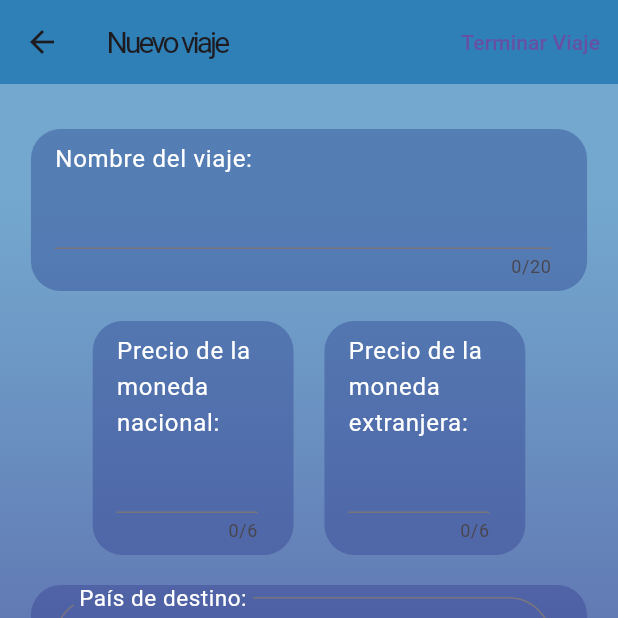
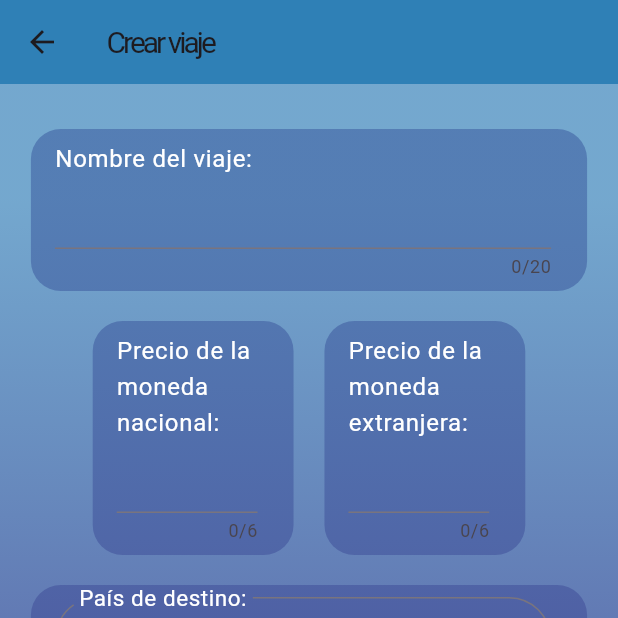
Before and after one commit to ElectroZombie/tripControl_app, a Flutter app: the screen it shows after launch, after a tap on "Control de viaje actual", on a phone screen of 412 x 824 dp, the top half of it. Run offline on Flutter 3.47's test engine with Material 3 defaults, Android fonts, the phone set to English and light mode, and no system bars; our stand-ins replace shared_preferences, sqflite, sqflite_common_ffi; accounts and stored records are empty.

Commit message:
Separados los Trip_Control y arreglado el problema de los calendarios en current_trip_widget

```diff
--- a/lib/frames/trip_control.dart
+++ b/lib/frames/current_trip_control.dart
@@ -6,19 +6,19 @@ import 'package:trip_control_app/utils/tuple.dart';
 import 'package:trip_control_app/widgets/trip_widgets/current_trip_widget.dart';
 import 'package:trip_control_app/widgets/trip_widgets/new_trip_widget.dart';
 
-class TripControl extends StatefulWidget {
-  const TripControl({Key? key}) : super(key: key);
+class CurrentTripControl extends StatefulWidget {
+  const CurrentTripControl({Key? key}) : super(key: key);
 
   @override
-  TripControlState createState() => TripControlState();
+  CurrentTripControlState createState() => CurrentTripControlState();
 }
 
-class TripControlState extends State<TripControl> {
+class CurrentTripControlState extends State<CurrentTripControl> {
   Tuple<int, TripModel> tupla = Tuple(T: 0, K: TripModel.nullTrip());
   String paisSeleccionado = "";
   DateTime? selectedDate;
   List<String> paises = [];
-  String textoViaje = "Nuevo viaje";
+  Map<String, Function> callbacks = {};
 
   TextEditingController nombreViaje = TextEditingController();
   TextEditingController precioM1 = TextEditingController();
@@ -32,16 +32,8 @@ class TripControlState extends State<TripControl> {
   TextEditingController costoGastoD = TextEditingController();
 
   Future<void> revisarViaje() async {
-    int activo = 0;
     int e = await DB.getLastIDTrip();
-    if (await DB.verifyActiveTrip(e)) {
-      activo = 1;
-    }
-    if (activo == 1) {
-      tupla = Tuple(T: activo, K: await DB.getTripByID(e));
-      textoViaje =
-          "${tupla.K!.tripName} / ${tupla.K!.nombrePais} / ${tupla.K!.fechaInicioViaje}";
-    }
+    tupla = Tuple(T: 1, K: await DB.getTripByID(e));
     setState(() {});
   }
 
@@ -63,12 +55,38 @@ class TripControlState extends State<TripControl> {
     });
   }
 
+  callbackNombreViaje(nombre) {
+    setState(() {
+      nombreViaje.value = TextEditingValue(text: nombre);
+    });
+  }
+
+  callbackPrecioM1(precio) {
+    setState(() {
+      precioM1.value = TextEditingValue(text: precio);
+    });
+  }
+
+  callbackPrecioM2(precio) {
+    setState(() {
+      precioM2.value = TextEditingValue(text: precio);
+    });
+  }
+
   @override
   void initState() {
     super.initState();
     revisarViaje();
     _getCountries();
     selectedDate = DateTime.now();
+
+    callbacks = {
+      "date": callbackDate,
+      "pais": callbackPais,
+      "nombreViaje": callbackNombreViaje,
+      "precioM1": callbackPrecioM1,
+      "precioM2": callbackPrecioM2
+    };
     setState(() {});
   }
 
@@ -83,7 +101,7 @@ class TripControlState extends State<TripControl> {
                 child: Text("Terminar Viaje"))
           ],
           title: Text(
-            textoViaje,
+            "${tupla.K!.tripName} / ${tupla.K!.nombrePais} / ${tupla.K!.fechaInicioViaje}",
             style: TextStyle(fontSize: 20, letterSpacing: -2),
           ),
           backgroundColor: const Color.fromARGB(255, 47, 128, 182),
@@ -92,15 +110,32 @@ class TripControlState extends State<TripControl> {
           children: [
             gradient(),
             Form(
-              child: widgetTrip(tupla, context, callbackDate, callbackPais),
+              child: currentTripWidget(
+                  tupla.K!,
+                  paises,
+                  nombreViaje,
+                  precioM1,
+                  precioM2,
+                  nombreCompra,
+                  cantU,
+                  pesoT,
+                  costoM2,
+                  ventaM1,
+                  descripcionGasto,
+                  costoGastoD,
+                  callbacks,
+                  context),
             )
           ],
         ));
   }
 
   Future<void> endTrip(Tuple<int, TripModel> tupla, context) async {
-    _endTrip(int idTrip) async {
-      await DB.endTrip(idTrip, DateTime.now().toString());
+    _endTrip(int idTrip, String fecha) async {
+      if (fecha == "") {
+        fecha = DateTime.now().toString();
+      }
+      await DB.endTrip(idTrip, fecha);
       Navigator.pushReplacementNamed(context, '/', arguments: 1);
     }
 
@@ -131,7 +166,7 @@ class TripControlState extends State<TripControl> {
             actions: [
               TextButton(
                   onPressed: () {
-                    _endTrip(tupla.K!.tripID);
+                    _endTrip(tupla.K!.tripID, tupla.K!.fechaFinalViaje!);
                     Navigator.pop(context);
                   },
                   child: Text("Si")),
@@ -146,28 +181,4 @@ class TripControlState extends State<TripControl> {
       );
     }
   }
-
-  Widget widgetTrip(
-      Tuple<int, TripModel> tupla, context, callbackDate, callbackPais) {
-    setState(() {});
-    if (tupla.T == 0) {
-      return newTripWidget(selectedDate, paisSeleccionado, paises, context,
-          callbackDate, callbackPais, nombreViaje, precioM1, precioM2);
-    } else {
-      return currentTripWidget(
-          tupla.K!,
-          paises,
-          context,
-          nombreViaje,
-          precioM1,
-          precioM2,
-          nombreCompra,
-          cantU,
-          pesoT,
-          costoM2,
-          ventaM1,
-          descripcionGasto,
-          costoGastoD);
-    }
-  }
 }
--- /dev/null
+++ b/lib/frames/new_trip_control.dart
@@ -0,0 +1,99 @@
+import 'package:flutter/material.dart';
+import 'package:trip_control_app/db/db_general.dart';
+import 'package:trip_control_app/models/trip_model.dart';
+import 'package:trip_control_app/utils/gradient.dart';
+import 'package:trip_control_app/utils/tuple.dart';
+import 'package:trip_control_app/widgets/trip_widgets/new_trip_widget.dart';
+
+class NewTripControl extends StatefulWidget {
+  const NewTripControl({Key? key}) : super(key: key);
+
+  @override
+  NewTripControlState createState() => NewTripControlState();
+}
+
+class NewTripControlState extends State<NewTripControl> {
+  Tuple<int, TripModel> tupla = Tuple(T: 0, K: TripModel.nullTrip());
+  String paisSeleccionado = "";
+  DateTime? selectedDate;
+  List<String> paises = [];
+  Map<String, Function> callbacks = {};
+
+  TextEditingController nombreViaje = TextEditingController();
+  TextEditingController precioM1 = TextEditingController();
+  TextEditingController precioM2 = TextEditingController();
+
+  _getCountries() async {
+    paises = await DB.getCountries();
+    paisSeleccionado = paises[0];
+    setState(() {});
+  }
+
+  callbackDate(date) {
+    setState(() {
+      selectedDate = date;
+    });
+  }
+
+  callbackPais(pais) {
+    setState(() {
+      paisSeleccionado = pais;
+    });
+  }
+
+  callbackNombreViaje(nombre) {
+    setState(() {
+      nombreViaje.value = TextEditingValue(text: nombre);
+    });
+  }
+
+  callbackPrecioM1(precio) {
+    setState(() {
+      precioM1.value = TextEditingValue(text: precio);
+    });
+  }
+
+  callbackPrecioM2(precio) {
+    setState(() {
+      precioM2.value = TextEditingValue(text: precio);
+    });
+  }
+
+  @override
+  void initState() {
+    super.initState();
+    _getCountries();
+    selectedDate = DateTime.now();
+    callbacks = {
+      "date": callbackDate,
+      "pais": callbackPais,
+      "nombreViaje": callbackNombreViaje,
+      "precioM1": callbackPrecioM1,
+      "precioM2": callbackPrecioM2
+    };
+
+    setState(() {});
+  }
+
+  @override
+  Widget build(BuildContext context) {
+    return Scaffold(
+        appBar: AppBar(
+          leading: const BackButton(),
+          title: Text(
+            "Crear viaje",
+            style: TextStyle(fontSize: 20, letterSpacing: -2),
+          ),
+          backgroundColor: const Color.fromARGB(255, 47, 128, 182),
+        ),
+        body: Stack(
+          children: [
+            gradient(),
+            Form(
+              child: newTripWidget(selectedDate, paisSeleccionado, paises,
+                  nombreViaje, precioM1, precioM2, callbacks, context),
+            )
+          ],
+        ));
+  }
+}
--- a/lib/frames/principal.dart
+++ b/lib/frames/principal.dart
@@ -1,15 +1,27 @@
 import 'package:flutter/material.dart';
+import 'package:trip_control_app/db/db_general.dart';
 import 'package:trip_control_app/frames/calculator.dart';
 import 'package:trip_control_app/frames/trip_list.dart';
 
 class Principal extends StatelessWidget {
   const Principal({Key? key}) : super(key: key);
 
+  void goToTripControl(context) async {
+    int idTrip = await DB.getLastIDTrip();
+    await DB.verifyActiveTrip(idTrip).then((value) {
+      if (value) {
+        Navigator.pushNamed(context, '/current_trip_control');
+      } else {
+        Navigator.pushNamed(context, '/new_trip_control');
+      }
+    });
+  }
+
   @override
   Widget build(BuildContext context) {
     int initIndex = 0;
-    var escultura = ModalRoute.of(context)!.settings.arguments;
-    if (escultura != null) {
+    var arg = ModalRoute.of(context)!.settings.arguments;
+    if (arg != null) {
       initIndex = 1;
     }
     return DefaultTabController(
@@ -19,8 +31,7 @@ class Principal extends StatelessWidget {
         appBar: AppBar(
           actions: [
             TextButton(
-                onPressed: () =>
-                    {Navigator.pushNamed(context, '/trip_control')},
+                onPressed: () => goToTripControl(context),
                 child: const Text("Control de viaje actual"))
           ],
           title: const Text(
--- a/lib/main.dart
+++ b/lib/main.dart
@@ -4,8 +4,9 @@ import 'package:flutter/material.dart';
 import 'package:shared_preferences/shared_preferences.dart';
 import 'package:trip_control_app/db/initialize_db.dart';
 import 'package:trip_control_app/frames/calculator.dart';
+import 'package:trip_control_app/frames/new_trip_control.dart';
 import 'package:trip_control_app/frames/principal.dart';
-import 'package:trip_control_app/frames/trip_control.dart';
+import 'package:trip_control_app/frames/current_trip_control.dart';
 import 'package:trip_control_app/frames/trip_data.dart';
 import 'package:trip_control_app/frames/trip_list.dart';
 
@@ -44,7 +45,9 @@ class MainApp extends StatelessWidget {
       routes: {
         '/': (context) => const Principal(),
         '/calculator': (BuildContext context) => const Calculator(),
-        '/trip_control': (BuildContext context) => const TripControl(),
+        '/new_trip_control': (BuildContext context) => const NewTripControl(),
+        '/current_trip_control': (BuildContext context) =>
+            const CurrentTripControl(),
         '/trip_data': (BuildContext context) => const TripData(),
         '/trip_list': (BuildContext context) => const TripList()
       },
--- a/lib/widgets/compra_widgets/add_compra_widget.dart
+++ b/lib/widgets/compra_widgets/add_compra_widget.dart
@@ -20,7 +20,7 @@ _agregarCompra(
       compraPrecio: double.parse(costoM2.value.text),
       ventaCUPXUnidad: double.parse(ventaM1.value.text));
   await DB.insertNewCompra(compraAct);
-  Navigator.pushReplacementNamed(context, '/trip_control');
+  Navigator.pushReplacementNamed(context, '/current_trip_control');
 }
 
 Widget addCompraDialog(context, nombreCompra, cantU, pesoT, costoM2, ventaM1) {
--- a/lib/widgets/compra_widgets/delete_compra_widget.dart
+++ b/lib/widgets/compra_widgets/delete_compra_widget.dart
@@ -5,7 +5,7 @@ import 'package:trip_control_app/models/trip_model.dart';
 
 _eliminarCompra(context, CompraModel compra) async {
   await DB.deleteCompra(compra.id);
-  Navigator.pushReplacementNamed(context, '/trip_control');
+  Navigator.pushReplacementNamed(context, '/current_trip_control');
 }
 
 Widget deleteCompraDialog(context, compra) {
--- a/lib/widgets/compra_widgets/update_compra_widget.dart
+++ b/lib/widgets/compra_widgets/update_compra_widget.dart
@@ -92,5 +92,5 @@ _actualizarCompra(
       compraPrecio: double.parse(costoM2.value.text),
       ventaCUPXUnidad: double.parse(ventaM1.value.text));
   await DB.updateCompra(compraAct);
-  Navigator.pushReplacementNamed(context, '/trip_control');
+  Navigator.pushReplacementNamed(context, '/current_trip_control');
 }
--- a/lib/widgets/gastos_widgets/add_gasto_dialog.dart
+++ b/lib/widgets/gastos_widgets/add_gasto_dialog.dart
@@ -51,5 +51,5 @@ _agregarGasto(context, TextEditingController gastoDescripcion,
       gastoDescripcion: gastoDescripcion.value.text,
       gastoMoney: double.parse(gastoCosto.value.text));
   await DB.insertNewGasto(gastoAct);
-  Navigator.pushReplacementNamed(context, '/trip_control');
+  Navigator.pushReplacementNamed(context, '/current_trip_control');
 }
--- a/lib/widgets/gastos_widgets/delete_gasto_dialog.dart
+++ b/lib/widgets/gastos_widgets/delete_gasto_dialog.dart
@@ -5,7 +5,7 @@ import 'package:trip_control_app/models/trip_model.dart';
 
 _eliminarGasto(context, GastoModel gasto) async {
   await DB.deleteGasto(gasto.id);
-  Navigator.pushReplacementNamed(context, '/trip_control');
+  Navigator.pushReplacementNamed(context, '/current_trip_control');
 }
 
 Widget deleteGastoDialog(context, GastoModel gasto) {
--- a/lib/widgets/gastos_widgets/update_gasto_widget.dart
+++ b/lib/widgets/gastos_widgets/update_gasto_widget.dart
@@ -56,5 +56,5 @@ _actualizarGasto(
       gastoDescripcion: gastoDescripcion.value.text,
       gastoMoney: double.parse(gastoCosto.value.text));
   await DB.updateGasto(gastoAct);
-  Navigator.pushReplacementNamed(context, '/trip_control');
+  Navigator.pushReplacementNamed(context, '/current_trip_control');
 }
--- a/lib/widgets/trip_widgets/new_trip_widget.dart
+++ b/lib/widgets/trip_widgets/new_trip_widget.dart
@@ -7,12 +7,11 @@ Widget newTripWidget(
     selectedDate,
     String paisSeleccionado,
     List<String> paises,
-    context,
-    callbackDate,
-    callbackPais,
     TextEditingController nombreViaje,
     TextEditingController precioM1,
-    TextEditingController precioM2) {
+    TextEditingController precioM2,
+    Map<String, Function> callbacks,
+    context) {
   return SingleChildScrollView(
       child: Center(
           child: SizedBox(
@@ -114,7 +113,7 @@ Widget newTripWidget(
                       ),
                       value: paisSeleccionado,
                       onChanged: (value) {
-                        callbackPais(value);
+                        callbacks["pais"]!(value);
                       },
                     ),
                   ),
@@ -138,8 +137,8 @@ Widget newTripWidget(
                           color: Color.fromARGB(200, 200, 200, 200)),
                     ),
                     leading: TextButton(
-                        onPressed: () =>
-                            _selectDate(context, selectedDate, callbackDate),
+                        onPressed: () => _selectDate(
+                            context, selectedDate, callbacks["date"]),
                         child: Icon(
                           Icons.event_note_rounded,
                           color: Color.fromRGBO(2, 0, 102, 0.878),
@@ -155,9 +154,8 @@ Widget newTripWidget(
                           backgroundColor: MaterialStateColor.resolveWith(
                               (states) =>
                                   const Color.fromARGB(161, 255, 255, 255)),
-                          overlayColor: MaterialStateColor.resolveWith(
-                              (states) =>
-                                  const Color.fromARGB(99, 104, 58, 183))),
+                          overlayColor: WidgetStateColor.resolveWith((states) =>
+                              const Color.fromARGB(99, 104, 58, 183))),
                       onPressed: () => crearViaje(nombreViaje, precioM1,
                           precioM2, paisSeleccionado, selectedDate, context),
                       child: const Text(
@@ -219,8 +217,7 @@ void crearViaje(
     trip.coin2Price = double.tryParse(precioM2.value.text);
     await DB.insertNewTrip(trip);
 
-    Navigator.pushReplacementNamed(context, '/trip_control',
-        arguments: Tuple(T: 1, K: trip));
+    Navigator.pushReplacementNamed(context, '/current_trip_control');
   }
 }
 
```
Also changed, not shown: lib/widgets/trip_widgets/current_trip_widget.dart (+22 -18 lines).
